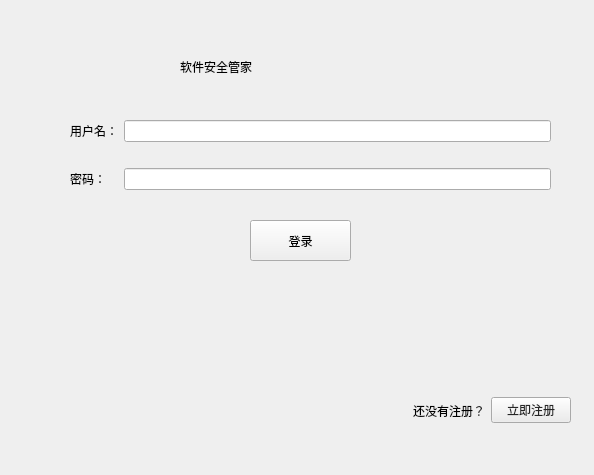
Qt form app/login_register/login_window.ui (halsayxi/NIS3366) before a commit.
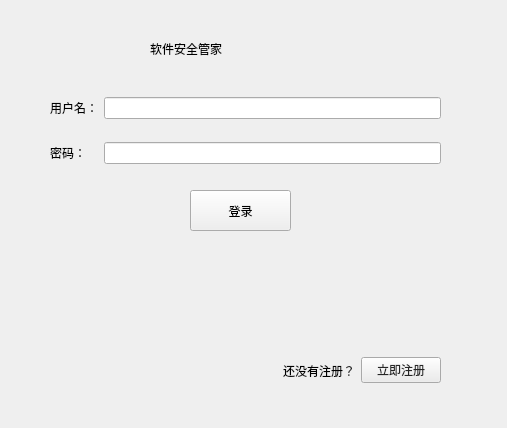
The same form after that commit. Custom widgets are drawn as their Qt base class.

Commit message: login window

What changed in the file:
```diff
--- a/app/login_register/login_window.ui
+++ b/app/login_register/login_window.ui
@@ -6,8 +6,8 @@
    <rect>
     <x>0</x>
     <y>0</y>
-    <width>594</width>
-    <height>475</height>
+    <width>507</width>
+    <height>428</height>
    </rect>
   </property>
   <property name="sizePolicy">
@@ -22,8 +22,8 @@
   <widget class="QLabel" name="label_msg">
    <property name="geometry">
     <rect>
-     <x>270</x>
-     <y>280</y>
+     <x>180</x>
+     <y>240</y>
      <width>261</width>
      <height>101</height>
     </rect>
@@ -624,8 +624,8 @@
   <widget class="QPushButton" name="pushButton_login">
    <property name="geometry">
     <rect>
-     <x>250</x>
-     <y>220</y>
+     <x>190</x>
+     <y>190</y>
      <width>101</width>
      <height>41</height>
     </rect>
@@ -643,10 +643,10 @@
   <widget class="QWidget" name="layoutWidget">
    <property name="geometry">
     <rect>
-     <x>70</x>
-     <y>100</y>
-     <width>481</width>
-     <height>111</height>
+     <x>50</x>
+     <y>80</y>
+     <width>391</width>
+     <height>101</height>
     </rect>
    </property>
    <layout class="QGridLayout" name="gridLayout">
@@ -682,8 +682,8 @@
   <widget class="QWidget" name="layoutWidget">
    <property name="geometry">
     <rect>
-     <x>330</x>
-     <y>390</y>
+     <x>200</x>
+     <y>350</y>
      <width>241</width>
      <height>41</height>
     </rect>
@@ -1868,13 +1868,13 @@
     </item>
    </layout>
   </widget>
-  <widget class="LargeTitleLabel" name="LargeTitleLabel">
+  <widget class="TitleLabel" name="TitleLabel">
    <property name="geometry">
     <rect>
-     <x>180</x>
-     <y>40</y>
-     <width>281</width>
-     <height>54</height>
+     <x>150</x>
+     <y>30</y>
+     <width>211</width>
+     <height>38</height>
     </rect>
    </property>
    <property name="text">
@@ -1889,7 +1889,7 @@
    <header>qfluentwidgets</header>
   </customwidget>
   <customwidget>
-   <class>LargeTitleLabel</class>
+   <class>TitleLabel</class>
    <extends>QLabel</extends>
    <header>qfluentwidgets</header>
   </customwidget>
```
The commit also changes 6 other files.
